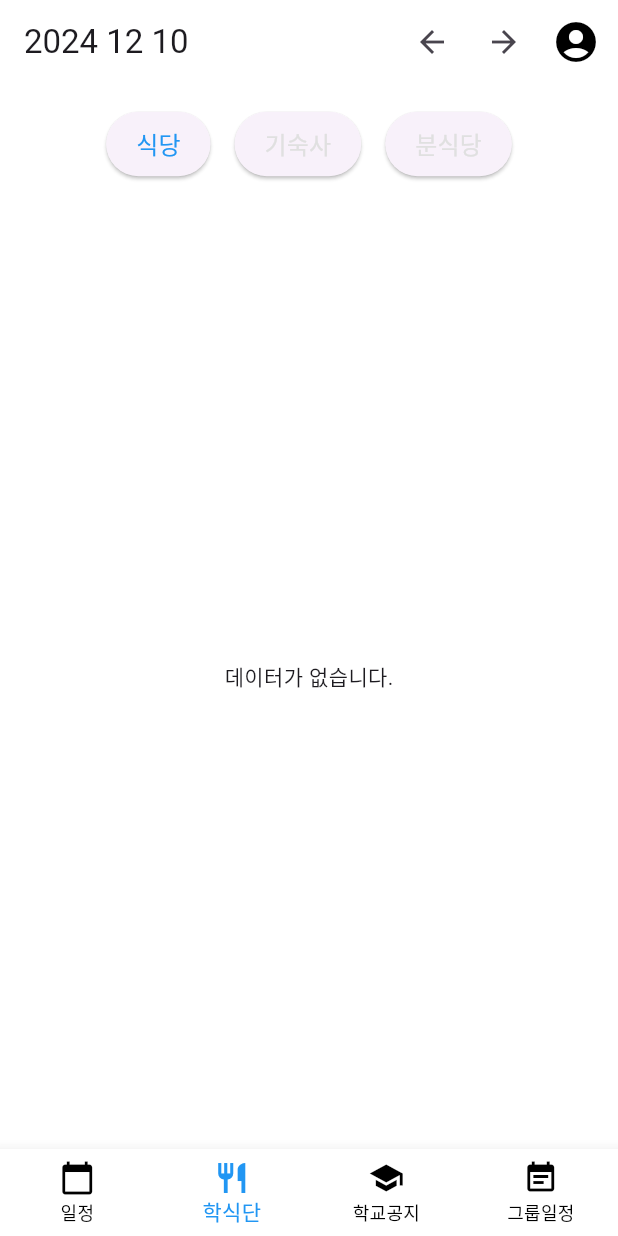
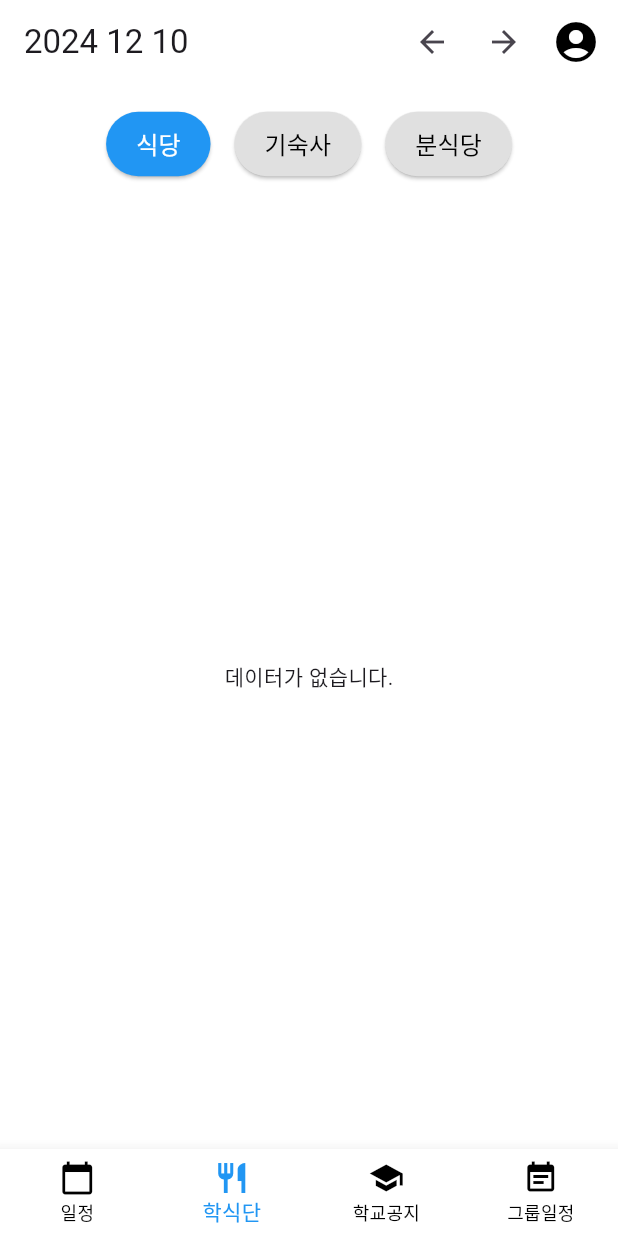
Before and after one commit to siwan9/Kumoh-Calendar, a Flutter app: the screen it shows once a user with an empty profile is signed in, item 2 of the bottom bar chosen, on a phone screen of 412 x 824 dp. Run offline on Flutter 3.47's test engine with Material 3 defaults, Android fonts, the light colour scheme and no system bars; our stand-ins replace cloud_firestore, firebase_auth, firebase_core; accounts and stored records are empty; generated files the repository leaves out were written again.

Commit message:
refactor: 버튼 디자인 수정

```diff
--- a/lib/menu/ui/RestaurantTab.dart
+++ b/lib/menu/ui/RestaurantTab.dart
@@ -95,18 +95,23 @@ class _RestaurantTabState extends State<RestaurantTab> {
     );
   }
 
-  // 버튼 생성 함수
   Widget _buildCategoryButton(String category) {
     return ElevatedButton(
       onPressed: () {
-        setState(() {
-          selectedCategory = category;
-        });
+        if (selectedCategory != category) {
+          setState(() {
+            selectedCategory = category;
+          });
+        }
       },
       style: ElevatedButton.styleFrom(
-        foregroundColor:
-            selectedCategory == category ? Colors.blue : Colors.grey[300],
-        padding: const EdgeInsets.symmetric(horizontal: 20, vertical: 10),
+        backgroundColor: selectedCategory == category
+            ? Colors.blue
+            : Colors.grey[300], // 배경색
+        foregroundColor: selectedCategory == category
+            ? Colors.white
+            : Colors.black, // 텍스트 색상
+        padding: const EdgeInsets.symmetric(horizontal: 20, vertical: 10), // 여백
       ),
       child: Text(category, style: const TextStyle(fontSize: 16)),
     );
```
Also changed, not shown: lib/notice_page/ui/NoticeUI.dart (+9 -6 lines).
